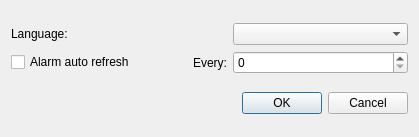
The window that settingsdialog.ui (SSemenkin/AlarmBox) describes before a commit, drawn with Qt 5.
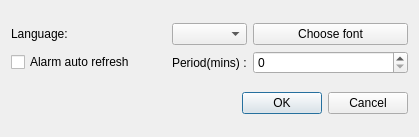
The same window after the commit. Icons and pictures are not drawn.

```diff
--- a/settingsdialog.ui
+++ b/settingsdialog.ui
@@ -20,9 +20,6 @@
   <layout class="QGridLayout" name="gridLayout_2">
    <item row="0" column="0">
     <layout class="QGridLayout" name="gridLayout">
-     <item row="0" column="2">
-      <widget class="QComboBox" name="comboBox"/>
-     </item>
      <item row="0" column="0">
       <widget class="QLabel" name="label">
        <property name="text">
@@ -53,7 +50,17 @@
         </sizepolicy>
        </property>
        <property name="text">
-        <string>Every:</string>
+        <string>Period(mins) :</string>
+       </property>
+      </widget>
+     </item>
+     <item row="0" column="1">
+      <widget class="QComboBox" name="comboBox"/>
+     </item>
+     <item row="0" column="2">
+      <widget class="QPushButton" name="fontButton">
+       <property name="text">
+        <string>Choose font</string>
        </property>
       </widget>
      </item>
```
Left out of the diff: 20 changed lines with no effect on the pictures.
